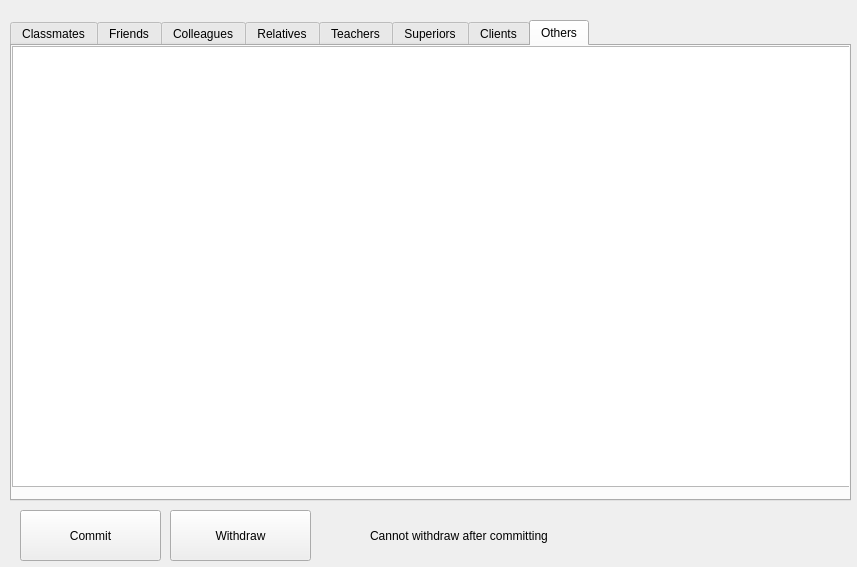
First picture: the form in editwindow.ui, repository kabu1204/ManagementSystem, before the edit.
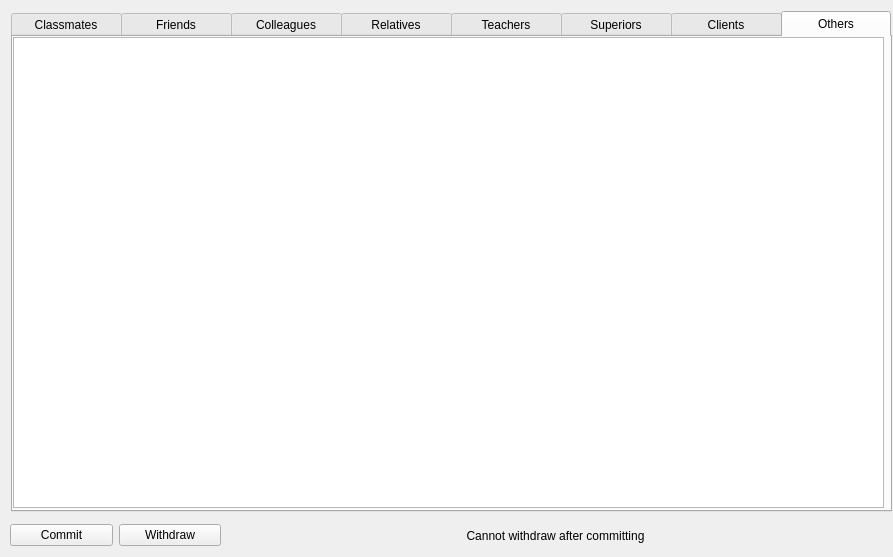
Second picture: the form after the edit. The open tabs and pages were chosen to show the change.

```diff
--- a/editwindow.ui
+++ b/editwindow.ui
@@ -6,8 +6,8 @@
    <rect>
     <x>0</x>
     <y>0</y>
-    <width>857</width>
-    <height>567</height>
+    <width>893</width>
+    <height>557</height>
    </rect>
   </property>
   <property name="windowTitle">
@@ -19,12 +19,15 @@
    </property>
    <property name="geometry">
     <rect>
-     <x>10</x>
-     <y>20</y>
-     <width>841</width>
-     <height>481</height>
+     <x>11</x>
+     <y>11</y>
+     <width>881</width>
+     <height>501</height>
     </rect>
    </property>
+   <property name="styleSheet">
+    <string notr="true">QTabBar::tab{width:110}</string>
+   </property>
    <property name="currentIndex">
     <number>0</number>
    </property>
@@ -142,51 +145,66 @@
       <rect>
        <x>0</x>
        <y>0</y>
-       <width>841</width>
-       <height>441</height>
+       <width>871</width>
+       <height>471</height>
       </rect>
      </property>
     </widget>
    </widget>
   </widget>
-  <widget class="QPushButton" name="commitButton">
-   <property name="geometry">
-    <rect>
-     <x>20</x>
-     <y>510</y>
-     <width>141</width>
-     <height>51</height>
-    </rect>
-   </property>
-   <property name="text">
-    <string>Commit</string>
-   </property>
-  </widget>
-  <widget class="QPushButton" name="withdrawButtion">
-   <property name="geometry">
-    <rect>
-     <x>170</x>
-     <y>510</y>
-     <width>141</width>
-     <height>51</height>
-    </rect>
-   </property>
-   <property name="text">
-    <string>Withdraw</string>
-   </property>
-  </widget>
   <widget class="QLabel" name="hintlabel">
    <property name="geometry">
     <rect>
-     <x>370</x>
+     <x>230</x>
      <y>520</y>
-     <width>411</width>
+     <width>651</width>
      <height>31</height>
     </rect>
    </property>
    <property name="text">
     <string>Cannot withdraw after committing</string>
    </property>
+   <property name="alignment">
+    <set>Qt::AlignCenter</set>
+   </property>
+  </widget>
+  <widget class="QWidget" name="">
+   <property name="geometry">
+    <rect>
+     <x>10</x>
+     <y>520</y>
+     <width>211</width>
+     <height>30</height>
+    </rect>
+   </property>
+   <layout class="QHBoxLayout" name="horizontalLayout">
+    <item>
+     <widget class="QPushButton" name="commitButton">
+      <property name="sizePolicy">
+       <sizepolicy hsizetype="Expanding" vsizetype="Fixed">
+        <horstretch>0</horstretch>
+        <verstretch>0</verstretch>
+       </sizepolicy>
+      </property>
+      <property name="text">
+       <string>Commit</string>
+      </property>
+     </widget>
+    </item>
+    <item>
+     <widget class="QPushButton" name="withdrawButtion">
+      <property name="sizePolicy">
+       <sizepolicy hsizetype="Expanding" vsizetype="Fixed">
+        <horstretch>0</horstretch>
+        <verstretch>0</verstretch>
+       </sizepolicy>
+      </property>
+      <property name="text">
+       <string>Withdraw</string>
+      </property>
+     </widget>
+    </item>
+   </layout>
   </widget>
  </widget>
  <resources/>
```
Left out of the diff: 30 changed lines with no effect on the pictures.
